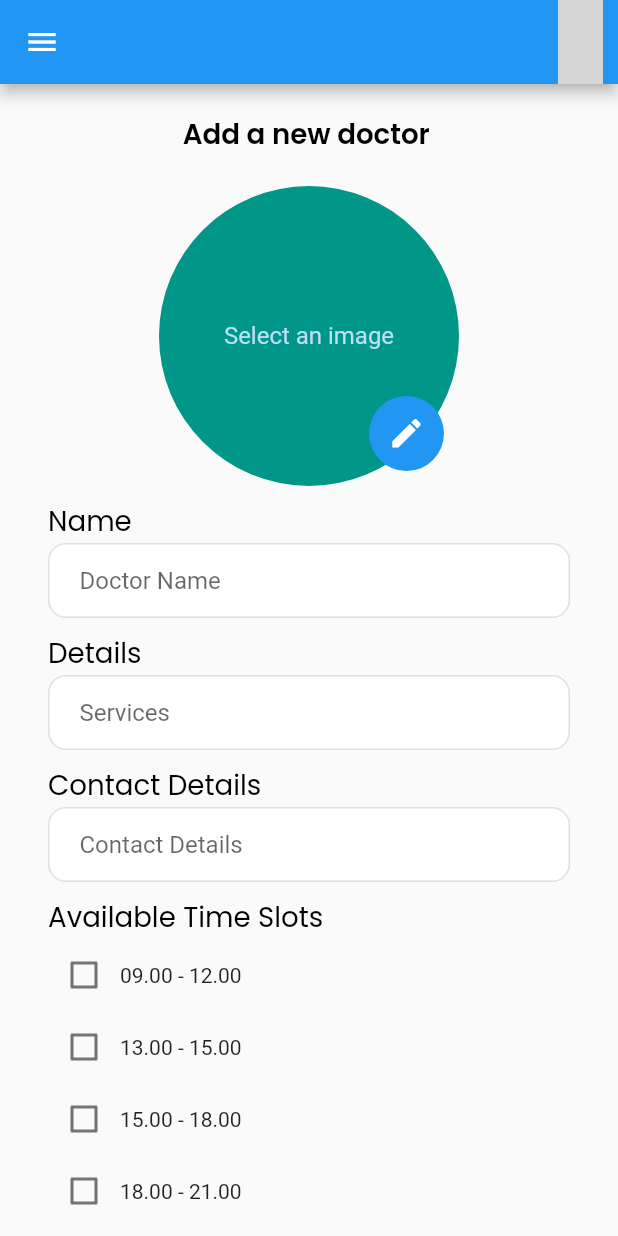
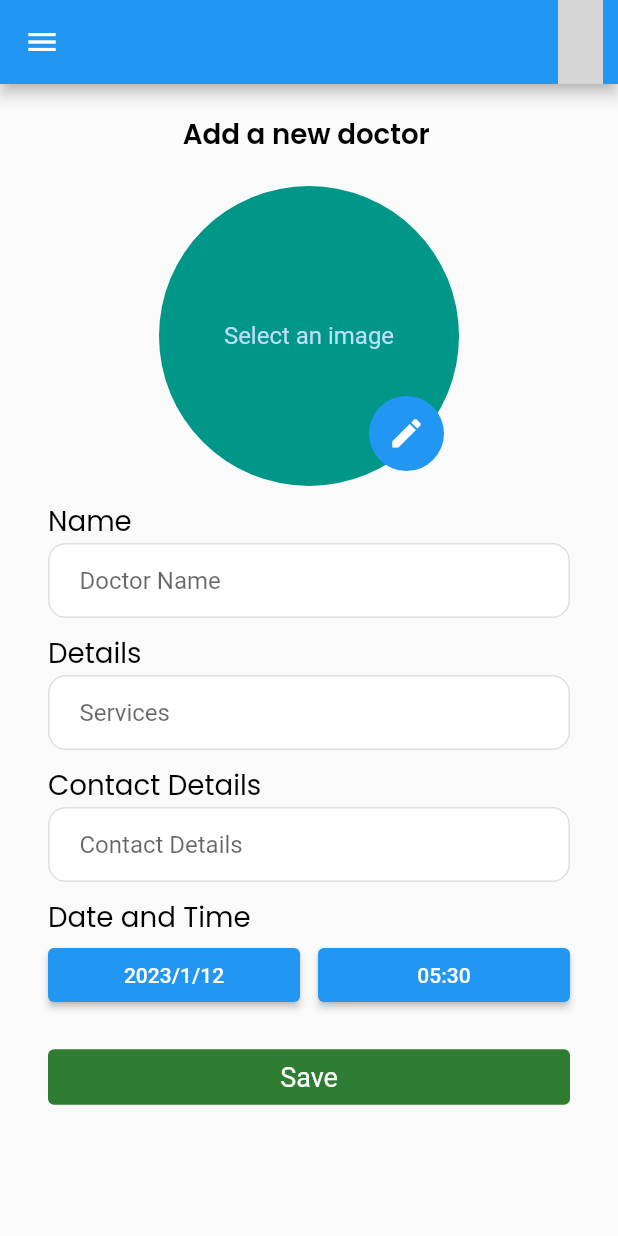
Before and after one commit to shaniyafernando/vet_me, a Flutter app: the CreateDoctorProfile screen opened directly, on a phone screen of 412 x 824 dp. Run offline on Flutter 3.47's test engine with Material 2 defaults, Android fonts, the phone set to English and light mode, and no system bars; our stand-ins replace cloud_firestore, firebase_auth, firebase_core, google_fonts, google_places_flutter, google_sign_in and 2 more; missing offline and left inert: flutter_advanced_avatar, geoflutterfire2; accounts and stored records are empty; grey boxes are pictures that could not be loaded.

Commit message:
removed check boxes and added date time picker

```diff
--- a/lib/screens/clinic/create-doctor-profile.dart
+++ b/lib/screens/clinic/create-doctor-profile.dart
@@ -14,12 +14,13 @@ class CreateDoctorProfile extends StatefulWidget {
 
 class _CreateDoctorProfileState extends State<CreateDoctorProfile> {
 
+  DateTime dateTime = DateTime(2023, 01, 12, 5, 30);
+
   final TextEditingController _dNameController = TextEditingController();
   final TextEditingController _detailsController = TextEditingController();
   final TextEditingController _contactController = TextEditingController();
 
   bool ch1 = false;
-
   bool ch2 = false;
   bool ch3 = false;
   bool ch4 = false;
@@ -29,6 +30,9 @@ class _CreateDoctorProfileState extends State<CreateDoctorProfile> {
     double baseWidth = 390;
     double fem = MediaQuery.of(context).size.width / baseWidth;
     double ffem = fem * 0.97;
+
+    final hours = dateTime.hour.toString().padLeft(2, '0');
+    final minutes = dateTime.minute.toString().padLeft(2, '0');
 
     return Scaffold(
       appBar: AppBar(
@@ -121,7 +125,7 @@ class _CreateDoctorProfileState extends State<CreateDoctorProfile> {
           ),
 
           Text(
-            'Available Time Slots ',
+            'Date and Time',
             style: SafeGoogleFont (
               'Poppins',
               fontSize: 18*ffem,
@@ -130,60 +134,115 @@ class _CreateDoctorProfileState extends State<CreateDoctorProfile> {
           ),
 
           Row(
+            mainAxisAlignment: MainAxisAlignment.center,
             children: [
-              Checkbox(
-                  value: ch1,
-                  onChanged: (val) {
-                    setState(() {
-                    ch1 = val!;
-                  });
-                },
+              Expanded(
+                  child: ElevatedButton(
+                    child: Text('${dateTime.year}/${dateTime.month}/${dateTime.day}'),
+                    onPressed: () async {
+                      final date = await pickDate();
+                      if (date == null ) return;
+
+                      final newDateTime = DateTime(
+                        date.year,
+                        date.month,
+                        date.day,
+                        dateTime.hour,
+                        dateTime.minute,
+                      );
+                      setState(() => dateTime = date);
+                    },
+                  )
               ),
-              const Text("09.00 - 12.00"),
-            ],
-          ),
-          Row(
-            children: [
-              Checkbox(
-                value: ch2,
-                onChanged: (val) {
-                  setState(() {
-                    ch2 = val!;
-                  });
-                },
+              const SizedBox(width: 12),
+              Expanded(
+                  child: ElevatedButton(
+                    child: Text('$hours:$minutes'),
+                    onPressed: () async {
+                      final time = await pickTime();
+                      if (time == null ) return;
+                      final newDateTime = DateTime(
+                        dateTime.year,
+                        dateTime.month,
+                        dateTime.day,
+                        time.hour,
+                        time.minute,
+                      );
+                      setState(() => dateTime = newDateTime);
+                    },
+                  )
               ),
-              const Text("13.00 - 15.00"),
-            ],
-          ),
-          Row(
-            children: [
-              Checkbox(
-                value: ch3,
-                onChanged: (val) {
-                  setState(() {
-                    ch3 = val!;
-                  });
-                },
-              ),
-              const Text("15.00 - 18.00"),
-            ],
-          ),
-          Row(
-            children: [
-              Checkbox(
-                value: ch4,
-                onChanged: (val) {
-                  setState(() {
-                    ch4 = val!;
-                  });
-                },
-              ),
-              const Text("18.00 - 21.00"),
             ],
           ),
 
           const SizedBox(
-            height: 20.0,
+            height: 10.0,
+          ),
+
+          // Text(
+          //   'Available Time Slots ',
+          //   style: SafeGoogleFont (
+          //     'Poppins',
+          //     fontSize: 18*ffem,
+          //     color: const Color(0xff000000),
+          //   ),
+          // ),
+          //
+          // Row(
+          //   children: [
+          //     Checkbox(
+          //         value: ch1,
+          //         onChanged: (val) {
+          //           setState(() {
+          //           ch1 = val!;
+          //         });
+          //       },
+          //     ),
+          //     const Text("09.00 - 12.00"),
+          //   ],
+          // ),
+          // Row(
+          //   children: [
+          //     Checkbox(
+          //       value: ch2,
+          //       onChanged: (val) {
+          //         setState(() {
+          //           ch2 = val!;
+          //         });
+          //       },
+          //     ),
+          //     const Text("13.00 - 15.00"),
+          //   ],
+          // ),
+          // Row(
+          //   children: [
+          //     Checkbox(
+          //       value: ch3,
+          //       onChanged: (val) {
+          //         setState(() {
+          //           ch3 = val!;
+          //         });
+          //       },
+          //     ),
+          //     const Text("15.00 - 18.00"),
+          //   ],
+          // ),
+          // Row(
+          //   children: [
+          //     Checkbox(
+          //       value: ch4,
+          //       onChanged: (val) {
+          //         setState(() {
+          //           ch4 = val!;
+          //         });
+          //       },
+          //     ),
+          //     const Text("18.00 - 21.00"),
+          //   ],
+          // ),
+
+          const SizedBox(
+            height: 10.0,
           ),
 
           TextButton(
@@ -201,4 +260,15 @@ class _CreateDoctorProfileState extends State<CreateDoctorProfile> {
 
     );
   }
+
+  Future<DateTime?> pickDate() => showDatePicker(
+      context: context,
+      initialDate: dateTime,
+      firstDate: DateTime(2020),
+      lastDate: DateTime(2025),
+  );
+  Future<TimeOfDay?> pickTime() => showTimePicker(
+      context: context,
+      initialTime: TimeOfDay(hour: dateTime.hour, minute: dateTime.minute),
+  );
 }
```
Also changed, not shown: lib/screens/clinic/create-schedule.dart (+38 -38 lines).
